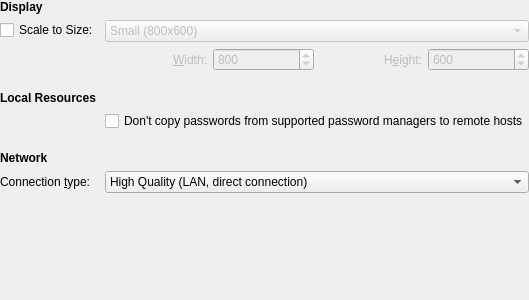
The window that vnc/vncpreferences.ui (KDE/krdc) describes before a commit, drawn with Qt 5.
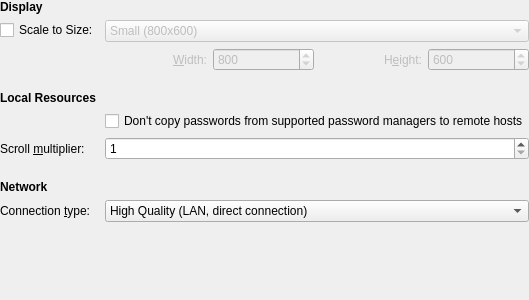
The same window after the commit. Custom widgets are drawn as their Qt base class.

Commit message:
VNC: add configurable scroll multiplier
KRDC sends one RFB wheel event per wheel tick. Some servers, notably
recent macOS Screen Sharing, scroll only a small amount per wheel
event, which makes scrolling very slow.

Add a "Scroll multiplier" setting (1-128, default 1) to the "Local
Resources" section of the VNC preferences. It is available both as a
global VNC default (ScrollMultiplier in krdcrc) and per host
(scroll_multiplier), following the same pattern as the connection
quality setting. Each wheel tick is sent that many times; the default
of 1 keeps the previous behaviour.

Patch:
```diff
--- a/vnc/vncpreferences.ui
+++ b/vnc/vncpreferences.ui
@@ -248,7 +248,36 @@
        </property>
       </widget>
      </item>
-     <item row="5" column="0" colspan="2">
+     <item row="5" column="0">
+      <widget class="QLabel" name="scrollMultiplierLabel">
+       <property name="text">
+        <string>Scroll &amp;multiplier:</string>
+       </property>
+       <property name="buddy">
+        <cstring>kcfg_ScrollMultiplier</cstring>
+       </property>
+      </widget>
+     </item>
+     <item row="5" column="1">
+      <widget class="QSpinBox" name="kcfg_ScrollMultiplier">
+       <property name="toolTip">
+        <string>Number of scroll events sent to the remote desktop for each mouse wheel step.</string>
+       </property>
+       <property name="whatsThis">
+        <string>Number of scroll events sent to the remote desktop for each mouse wheel step. Increase this if scrolling is too slow, for example with macOS Screen Sharing.</string>
+       </property>
+       <property name="minimum">
+        <number>1</number>
+       </property>
+       <property name="maximum">
+        <number>128</number>
+       </property>
+       <property name="value">
+        <number>1</number>
+       </property>
+      </widget>
+     </item>
+     <item row="6" column="0" colspan="2">
       <spacer name="networkHeadingSpacing">
        <property name="orientation">
         <enum>Qt::Orientation::Vertical</enum>
@@ -264,7 +293,7 @@
        </property>
       </spacer>
      </item>
-     <item row="6" column="0" colspan="2">
+     <item row="7" column="0" colspan="2">
       <widget class="QLabel" name="networkHeading">
        <property name="font">
         <font>
@@ -276,7 +305,7 @@
        </property>
       </widget>
      </item>
-     <item row="7" column="0">
+     <item row="8" column="0">
       <widget class="QLabel" name="connectionLabel">
        <property name="text">
         <string>Connection &amp;type:</string>
@@ -286,7 +315,7 @@
        </property>
       </widget>
      </item>
-     <item row="7" column="1">
+     <item row="8" column="1">
       <widget class="KComboBox" name="kcfg_Quality">
        <property name="minimumSize">
         <size>
```
Left out of the diff: 3 changed lines with no effect on the pictures. The commit also changes 5 other files.
